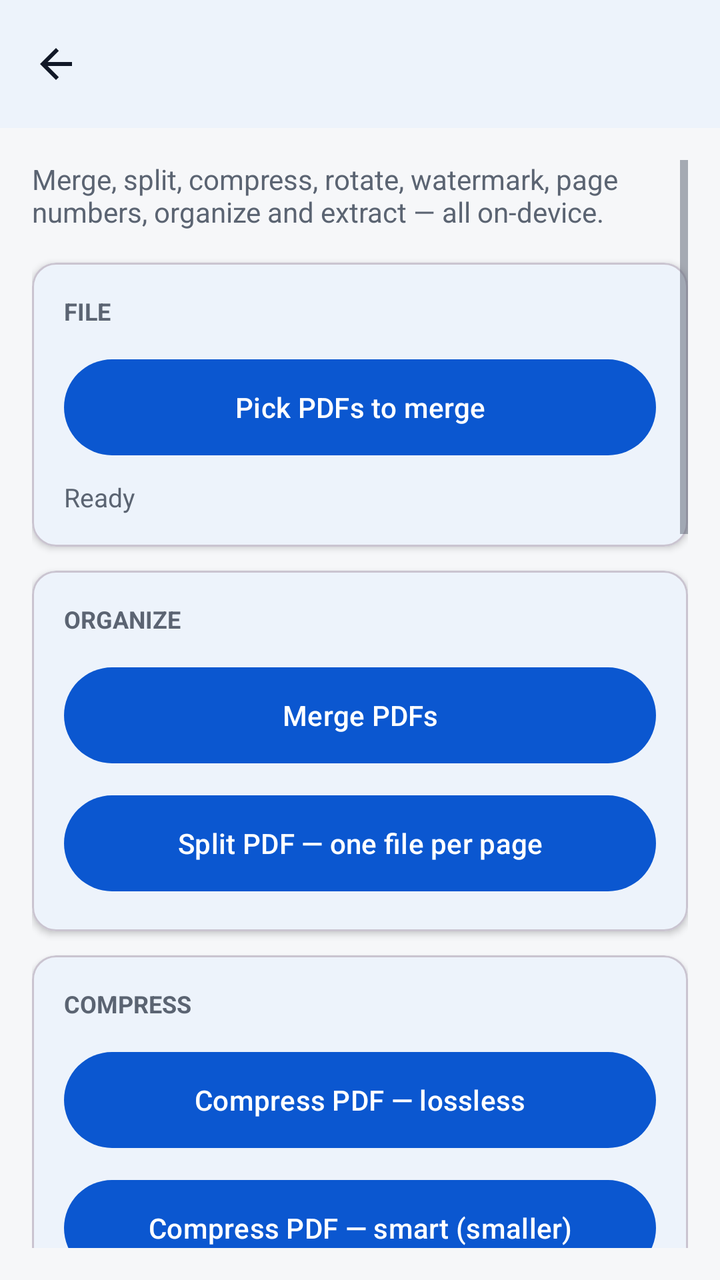
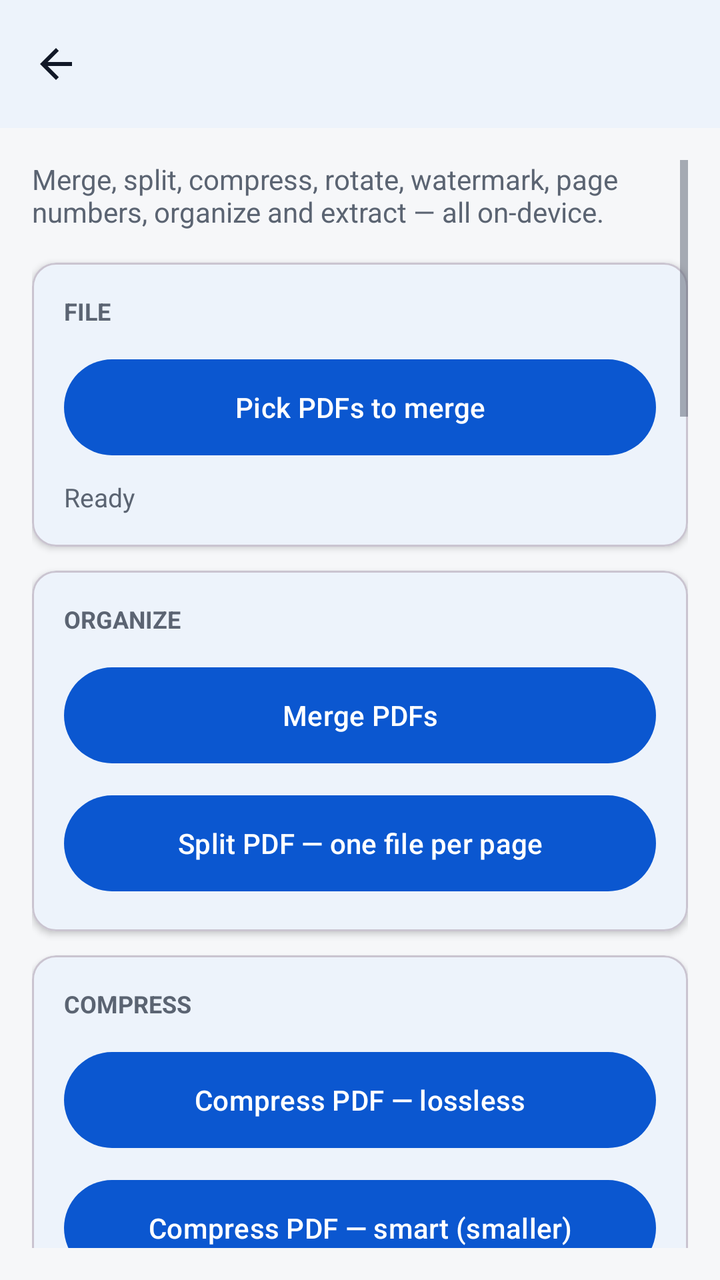

Screens rendered from an Android XML layout before and after an edit, with the pre-edit source and the edit as a unified diff.
<!-- AndroidManifest.xml: application theme Theme.Hakunaa -->
<!-- res/layout/activity_pdf_tools.xml -->
<?xml version="1.0" encoding="utf-8"?>
<LinearLayout xmlns:android="http://schemas.android.com/apk/res/android"
    xmlns:app="http://schemas.android.com/apk/res-auto"
    android:layout_width="match_parent"
    android:layout_height="match_parent"
    android:background="@color/hakunaa_background"
    android:orientation="vertical">

    <com.google.android.material.appbar.MaterialToolbar
        android:id="@+id/toolbar"
        android:layout_width="match_parent"
        android:layout_height="wrap_content"
        android:background="@color/hakunaa_surface"
        android:elevation="2dp"
        android:title="PDF Tools"
        android:titleTextColor="@color/hakunaa_text"
        app:navigationIcon="@drawable/ic_arrow_back" />

    <ScrollView
        android:layout_width="match_parent"
        android:layout_height="match_parent"
        android:padding="16dp">

        <LinearLayout
            android:layout_width="match_parent"
            android:layout_height="wrap_content"
            android:orientation="vertical">

            <TextView
                android:layout_width="wrap_content"
                android:layout_height="wrap_content"
                android:text="Merge, split, compress, rotate, watermark, page numbers, organize and extract — all on-device."
                android:textColor="@color/hakunaa_text_secondary"
                android:textSize="14sp" />

            
            <com.google.android.material.card.MaterialCardView
                android:layout_width="match_parent"
                android:layout_height="wrap_content"
                android:layout_marginTop="16dp"
                app:cardCornerRadius="12dp"
                app:cardElevation="2dp">

                <LinearLayout
                    android:layout_width="match_parent"
                    android:layout_height="wrap_content"
                    android:orientation="vertical"
                    android:padding="16dp">

                    <TextView
                        android:layout_width="wrap_content"
                        android:layout_height="wrap_content"
                        android:text="FILE"
                        android:textColor="@color/hakunaa_text_secondary"
                        android:textSize="12sp"
                        android:textStyle="bold" />

                    <com.google.android.material.button.MaterialButton
                        android:id="@+id/btnPickPdfs"
                        android:layout_width="match_parent"
                        android:layout_height="56dp"
                        android:layout_marginTop="12dp"
                        android:text="@string/pick_pdfs" />

                    <TextView
                        android:id="@+id/tvFiles"
                        android:layout_width="wrap_content"
                        android:layout_height="wrap_content"
                        android:layout_marginTop="8dp"
                        android:text="@string/ready"
                        android:textColor="@color/hakunaa_text_secondary"
                        android:textSize="13sp" />
                </LinearLayout>
            </com.google.android.material.card.MaterialCardView>

            
            <com.google.android.material.card.MaterialCardView
                android:layout_width="match_parent"
                android:layout_height="wrap_content"
                android:layout_marginTop="12dp"
                app:cardCornerRadius="12dp"
                app:cardElevation="2dp">

                <LinearLayout
                    android:layout_width="match_parent"
                    android:layout_height="wrap_content"
                    android:orientation="vertical"
                    android:padding="16dp">

                    <TextView
                        android:layout_width="wrap_content"
                        android:layout_height="wrap_content"
                        android:text="ORGANIZE"
                        android:textColor="@color/hakunaa_text_secondary"
                        android:textSize="12sp"
                        android:textStyle="bold" />

                    <com.google.android.material.button.MaterialButton
                        android:id="@+id/btnMerge"
                        android:layout_width="match_parent"
                        android:layout_height="56dp"
                        android:layout_marginTop="12dp"
                        android:text="@string/merge_pdfs" />

                    <com.google.android.material.button.MaterialButton
                        android:id="@+id/btnSplit"
                        android:layout_width="match_parent"
                        android:layout_height="56dp"
                        android:layout_marginTop="8dp"
                        android:text="Split PDF — one file per page" />
                </LinearLayout>
            </com.google.android.material.card.MaterialCardView>

            
            <com.google.android.material.card.MaterialCardView
                android:layout_width="match_parent"
                android:layout_height="wrap_content"
                android:layout_marginTop="12dp"
                app:cardCornerRadius="12dp"
                app:cardElevation="2dp">

                <LinearLayout
                    android:layout_width="match_parent"
                    android:layout_height="wrap_content"
                    android:orientation="vertical"
                    android:padding="16dp">

                    <TextView
                        android:layout_width="wrap_content"
                        android:layout_height="wrap_content"
                        android:text="COMPRESS"
                        android:textColor="@color/hakunaa_text_secondary"
                        android:textSize="12sp"
                        android:textStyle="bold" />

                    <com.google.android.material.button.MaterialButton
                        android:id="@+id/btnCompressPdf"
                        android:layout_width="match_parent"
                        android:layout_height="56dp"
                        android:layout_marginTop="12dp"
                        android:text="Compress PDF — lossless" />

                    <com.google.android.material.button.MaterialButton
                        android:id="@+id/btnCompressSmart"
                        android:layout_width="match_parent"
                        android:layout_height="56dp"
                        android:layout_marginTop="8dp"
                        android:text="Compress PDF — smart (smaller)" />

                    <TextView
                        android:layout_width="wrap_content"
                        android:layout_height="wrap_content"
                        android:layout_marginTop="8dp"
                        android:text="Smart tries every level and keeps the smallest file. Never bigger than the original."
                        android:textColor="@color/hakunaa_text_secondary"
                        android:textSize="13sp" />
                </LinearLayout>
            </com.google.android.material.card.MaterialCardView>

            
            <com.google.android.material.card.MaterialCardView
                android:layout_width="match_parent"
                android:layout_height="wrap_content"
                android:layout_marginTop="12dp"
                app:cardCornerRadius="12dp"
                app:cardElevation="2dp">

                <LinearLayout
                    android:layout_width="match_parent"
                    android:layout_height="wrap_content"
                    android:orientation="vertical"
                    android:padding="16dp">

                    <TextView
                        android:layout_width="wrap_content"
                        android:layout_height="wrap_content"
                        android:text="CREATE"
                        android:textColor="@color/hakunaa_text_secondary"
                        android:textSize="12sp"
                        android:textStyle="bold" />

                    <com.google.android.material.button.MaterialButton
                        android:id="@+id/btnImageToPdf"
                        android:layout_width="match_parent"
                        android:layout_height="56dp"
                        android:layout_marginTop="12dp"
                        android:text="Image to PDF" />
                </LinearLayout>
            </com.google.android.material.card.MaterialCardView>

            
            <com.google.android.material.card.MaterialCardView
                android:layout_width="match_parent"
                android:layout_height="wrap_content"
                android:layout_marginTop="12dp"
                app:cardCornerRadius="12dp"
                app:cardElevation="2dp">

                <LinearLayout
                    android:layout_width="match_parent"
                    android:layout_height="wrap_content"
                    android:orientation="vertical"
                    android:padding="16dp">

                    <TextView
                        android:layout_width="wrap_content"
                        android:layout_height="wrap_content"
                        android:text="EDIT"
                        android:textColor="@color/hakunaa_text_secondary"
                        android:textSize="12sp"
                        android:textStyle="bold" />

                    <TextView
                        android:layout_width="wrap_content"
                        android:layout_height="wrap_content"
                        android:layout_marginTop="12dp"
                        android:text="Rotate"
                        android:textColor="@color/hakunaa_text"
                        android:textSize="15sp"
                        android:textStyle="bold" />

                    <RadioGroup
                        android:id="@+id/rgRotate"
                        android:layout_width="match_parent"
                        android:layout_height="wrap_content"
                        android:layout_marginTop="4dp"
                        android:orientation="horizontal">

                        <RadioButton
                            android:id="@+id/rbRotate90"
                            android:layout_width="wrap_content"
                            android:layout_height="wrap_content"
                            android:checked="true"
                            android:text="90°" />

                        <RadioButton
                            android:id="@+id/rbRotate180"
                            android:layout_width="wrap_content"
                            android:layout_height="wrap_content"
                            android:layout_marginStart="16dp"
                            android:text="180°" />

                        <RadioButton
                            android:id="@+id/rbRotate270"
                            android:layout_width="wrap_content"
                            android:layout_height="wrap_content"
                            android:layout_marginStart="16dp"
                            android:text="270°" />
                    </RadioGroup>

                    <com.google.android.material.button.MaterialButton
                        android:id="@+id/btnRotate"
                        android:layout_width="match_parent"
                        android:layout_height="56dp"
                        android:layout_marginTop="12dp"
                        android:text="Rotate PDF" />

                    <com.google.android.material.textfield.TextInputLayout
                        android:layout_width="match_parent"
                        android:layout_height="wrap_content"
                        android:layout_marginTop="16dp"
                        android:hint="Watermark text (e.g. CONFIDENTIAL)"
                        app:boxBackgroundMode="outline">

                        <com.google.android.material.textfield.TextInputEditText
                            android:id="@+id/etWatermark"
                            android:layout_width="match_parent"
                            android:layout_height="wrap_content"
                            android:inputType="text" />
                    </com.google.android.material.textfield.TextInputLayout>

                    <com.google.android.material.button.MaterialButton
                        android:id="@+id/btnWatermark"
                        android:layout_width="match_parent"
                        android:layout_height="56dp"
                        android:layout_marginTop="12dp"
                        android:text="Add Watermark" />

                    <com.google.android.material.button.MaterialButton
                        android:id="@+id/btnPageNumbers"
                        android:layout_width="match_parent"
                        android:layout_height="56dp"
                        android:layout_marginTop="8dp"
                        android:text="Add Page Numbers" />
                </LinearLayout>
            </com.google.android.material.card.MaterialCardView>

            
            <com.google.android.material.card.MaterialCardView
                android:layout_width="match_parent"
                android:layout_height="wrap_content"
                android:layout_marginTop="12dp"
                app:cardCornerRadius="12dp"
                app:cardElevation="2dp">

                <LinearLayout
                    android:layout_width="match_parent"
                    android:layout_height="wrap_content"
                    android:orientation="vertical"
                    android:padding="16dp">

                    <TextView
                        android:layout_width="wrap_content"
                        android:layout_height="wrap_content"
                        android:text="PAGES"
                        android:textColor="@color/hakunaa_text_secondary"
                        android:textSize="12sp"
                        android:textStyle="bold" />

                    <com.google.android.material.textfield.TextInputLayout
                        android:layout_width="match_parent"
                        android:layout_height="wrap_content"
                        android:layout_marginTop="12dp"
                        android:hint="Pages, e.g. 1,3,5-7"
                        app:boxBackgroundMode="outline">

                        <com.google.android.material.textfield.TextInputEditText
                            android:id="@+id/etPages"
                            android:layout_width="match_parent"
                            android:layout_height="wrap_content"
                            android:inputType="text" />
                    </com.google.android.material.textfield.TextInputLayout>

                    <com.google.android.material.button.MaterialButton
                        android:id="@+id/btnDeletePages"
                        android:layout_width="match_parent"
                        android:layout_height="56dp"
                        android:layout_marginTop="12dp"
                        android:text="Delete Pages" />

                    <com.google.android.material.button.MaterialButton
                        android:id="@+id/btnExtractPages"
                        android:layout_width="match_parent"
                        android:layout_height="56dp"
                        android:layout_marginTop="8dp"
                        android:text="Extract Pages to new PDF" />
                </LinearLayout>
            </com.google.android.material.card.MaterialCardView>

            
            <com.google.android.material.card.MaterialCardView
                android:layout_width="match_parent"
                android:layout_height="wrap_content"
                android:layout_marginTop="12dp"
                app:cardCornerRadius="12dp"
                app:cardElevation="2dp">

                <LinearLayout
                    android:layout_width="match_parent"
                    android:layout_height="wrap_content"
                    android:orientation="vertical"
                    android:padding="16dp">

                    <TextView
                        android:layout_width="wrap_content"
                        android:layout_height="wrap_content"
                        android:text="EXTRACT"
                        android:textColor="@color/hakunaa_text_secondary"
                        android:textSize="12sp"
                        android:textStyle="bold" />

                    <com.google.android.material.button.MaterialButton
                        android:id="@+id/btnExtractImages"
                        android:layout_width="match_parent"
                        android:layout_height="56dp"
                        android:layout_marginTop="12dp"
                        android:text="Extract Images" />
                </LinearLayout>
            </com.google.android.material.card.MaterialCardView>

            
            <com.google.android.material.card.MaterialCardView
                android:layout_width="match_parent"
                android:layout_height="wrap_content"
                android:layout_marginTop="12dp"
                android:layout_marginBottom="8dp"
                app:cardBackgroundColor="@color/hakunaa_surface"
                app:cardCornerRadius="12dp"
                app:cardElevation="2dp">

                <LinearLayout
                    android:layout_width="match_parent"
                    android:layout_height="wrap_content"
                    android:orientation="vertical"
                    android:padding="16dp">

                    <TextView
                        android:id="@+id/tvStatus"
                        android:layout_width="wrap_content"
                        android:layout_height="wrap_content"
                        android:text="@string/ready"
                        android:textColor="@color/hakunaa_text"
                        android:textSize="14sp" />

                    <TextView
                        android:layout_width="wrap_content"
                        android:layout_height="wrap_content"
                        android:layout_marginTop="8dp"
                        android:text="Split and Compress use the first selected PDF."
                        android:textColor="@color/hakunaa_text_secondary"
                        android:textSize="13sp" />
                </LinearLayout>
            </com.google.android.material.card.MaterialCardView>
        </LinearLayout>
    </ScrollView>
</LinearLayout>
<!-- resources referenced by this layout -->
<resources>
  <color name="hakunaa_background">#F6F7F9</color>
  <color name="hakunaa_surface">#FFFFFF</color>
  <color name="hakunaa_text">#111827</color>
  <color name="hakunaa_text_secondary">#5B6472</color>
  <!-- drawable ic_arrow_back (drawable) -->
  <vector xmlns:android="http://schemas.android.com/apk/res/android"
      android:width="24dp"
      android:height="24dp"
      android:viewportWidth="24"
      android:viewportHeight="24"
      android:tint="#111827">
      <path
          android:fillColor="#FF000000"
          android:pathData="M20,11H7.83l5.59,-5.59L12,4l-8,8 8,8 1.41,-1.41L7.83,13H20v-2z" />
  </vector>
  <string name="merge_pdfs">Merge PDFs</string>
  <string name="pick_pdfs">Pick PDFs to merge</string>
  <string name="ready">Ready</string>
  <style name="Theme.Hakunaa" parent="Theme.Material3.Light.NoActionBar">
          <item name="colorPrimary">@color/hakunaa_primary</item>
          <item name="colorPrimaryDark">@color/hakunaa_primary_dark</item>
          <item name="colorOnPrimary">@color/hakunaa_on_primary</item>
          <item name="android:windowBackground">@color/hakunaa_background</item>
          <item name="colorSurface">@color/hakunaa_surface</item>
          <item name="android:textColorPrimary">@color/hakunaa_text</item>
          <item name="android:textColorSecondary">@color/hakunaa_text_secondary</item>
      </style>
  <color name="hakunaa_primary">#0B57D0</color>
  <color name="hakunaa_primary_dark">#0842A0</color>
  <color name="hakunaa_on_primary">#FFFFFF</color>
</resources>

<!-- the commit's change to res/layout/activity_pdf_tools.xml (unified diff, before → after) -->
@@ -185,6 +185,118 @@
                         android:layout_height="56dp"
                         android:layout_marginTop="12dp"
                         android:text="Image to PDF" />
+
+                    <com.google.android.material.textfield.TextInputLayout
+                        android:layout_width="match_parent"
+                        android:layout_height="wrap_content"
+                        android:layout_marginTop="16dp"
+                        android:hint="Text for a new PDF (one line per paragraph)"
+                        app:boxBackgroundMode="outline">
+
+                        <com.google.android.material.textfield.TextInputEditText
+                            android:id="@+id/etCreateText"
+                            android:layout_width="match_parent"
+                            android:layout_height="wrap_content"
+                            android:inputType="textMultiLine"
+                            android:minLines="2" />
+                    </com.google.android.material.textfield.TextInputLayout>
+
+                    <com.google.android.material.button.MaterialButton
+                        android:id="@+id/btnCreatePdf"
+                        android:layout_width="match_parent"
+                        android:layout_height="56dp"
+                        android:layout_marginTop="12dp"
+                        android:text="Create PDF" />
+                </LinearLayout>
+            </com.google.android.material.card.MaterialCardView>
+
+            
+            <com.google.android.material.card.MaterialCardView
+                android:layout_width="match_parent"
+                android:layout_height="wrap_content"
+                android:layout_marginTop="12dp"
+                app:cardCornerRadius="12dp"
+                app:cardElevation="2dp">
+
+                <LinearLayout
+                    android:layout_width="match_parent"
+                    android:layout_height="wrap_content"
+                    android:orientation="vertical"
+                    android:padding="16dp">
+
+                    <TextView
+                        android:layout_width="wrap_content"
+                        android:layout_height="wrap_content"
+                        android:text="CONVERT"
+                        android:textColor="@color/hakunaa_text_secondary"
+                        android:textSize="12sp"
+                        android:textStyle="bold" />
+
+                    <com.google.android.material.button.MaterialButton
+                        android:id="@+id/btnPdfToJpg"
+                        android:layout_width="match_parent"
+                        android:layout_height="56dp"
+                        android:layout_marginTop="12dp"
+                        android:text="PDF to JPG" />
+
+                    <com.google.android.material.button.MaterialButton
+                        android:id="@+id/btnExtractText"
+                        android:layout_width="match_parent"
+                        android:layout_height="56dp"
+                        android:layout_marginTop="8dp"
+                        android:text="Extract TXT" />
+                </LinearLayout>
+            </com.google.android.material.card.MaterialCardView>
+
+            
+            <com.google.android.material.card.MaterialCardView
+                android:layout_width="match_parent"
+                android:layout_height="wrap_content"
+                android:layout_marginTop="12dp"
+                app:cardCornerRadius="12dp"
+                app:cardElevation="2dp">
+
+                <LinearLayout
+                    android:layout_width="match_parent"
+                    android:layout_height="wrap_content"
+                    android:orientation="vertical"
+                    android:padding="16dp">
+
+                    <TextView
+                        android:layout_width="wrap_content"
+                        android:layout_height="wrap_content"
+                        android:text="SECURITY"
+                        android:textColor="@color/hakunaa_text_secondary"
+                        android:textSize="12sp"
+                        android:textStyle="bold" />
+
+                    <com.google.android.material.textfield.TextInputLayout
+                        android:layout_width="match_parent"
+                        android:layout_height="wrap_content"
+                        android:layout_marginTop="12dp"
+                        android:hint="Password"
+                        app:boxBackgroundMode="outline">
+
+                        <com.google.android.material.textfield.TextInputEditText
+                            android:id="@+id/etPassword"
+                            android:layout_width="match_parent"
+                            android:layout_height="wrap_content"
+                            android:inputType="textPassword" />
+                    </com.google.android.material.textfield.TextInputLayout>
+
+                    <com.google.android.material.button.MaterialButton
+                        android:id="@+id/btnProtect"
+                        android:layout_width="match_parent"
+                        android:layout_height="56dp"
+                        android:layout_marginTop="12dp"
+                        android:text="Protect PDF" />
+
+                    <com.google.android.material.button.MaterialButton
+                        android:id="@+id/btnUnlock"
+                        android:layout_width="match_parent"
+                        android:layout_height="56dp"
+                        android:layout_marginTop="8dp"
+                        android:text="Unlock PDF" />
                 </LinearLayout>
             </com.google.android.material.card.MaterialCardView>
 
@@ -334,6 +446,27 @@
                         android:layout_height="56dp"
                         android:layout_marginTop="8dp"
                         android:text="Extract Pages to new PDF" />
+
+                    <com.google.android.material.textfield.TextInputLayout
+                        android:layout_width="match_parent"
+                        android:layout_height="wrap_content"
+                        android:layout_marginTop="16dp"
+                        android:hint="New order, e.g. 3,1,2"
+                        app:boxBackgroundMode="outline">
+
+                        <com.google.android.material.textfield.TextInputEditText
+                            android:id="@+id/etPageOrder"
+                            android:layout_width="match_parent"
+                            android:layout_height="wrap_content"
+                            android:inputType="text" />
+                    </com.google.android.material.textfield.TextInputLayout>
+
+                    <com.google.android.material.button.MaterialButton
+                        android:id="@+id/btnOrganize"
+                        android:layout_width="match_parent"
+                        android:layout_height="56dp"
+                        android:layout_marginTop="12dp"
+                        android:text="Organize PDF" />
                 </LinearLayout>
             </com.google.android.material.card.MaterialCardView>
 
